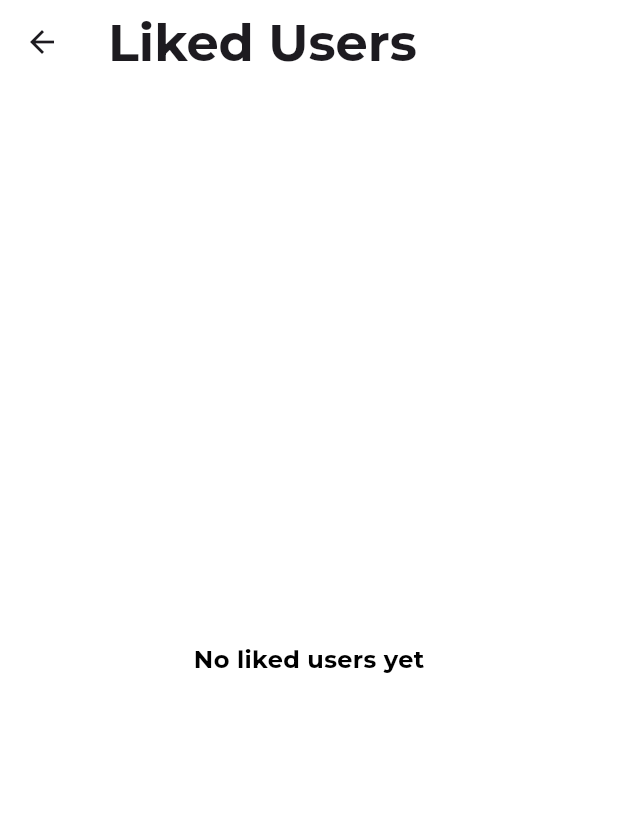
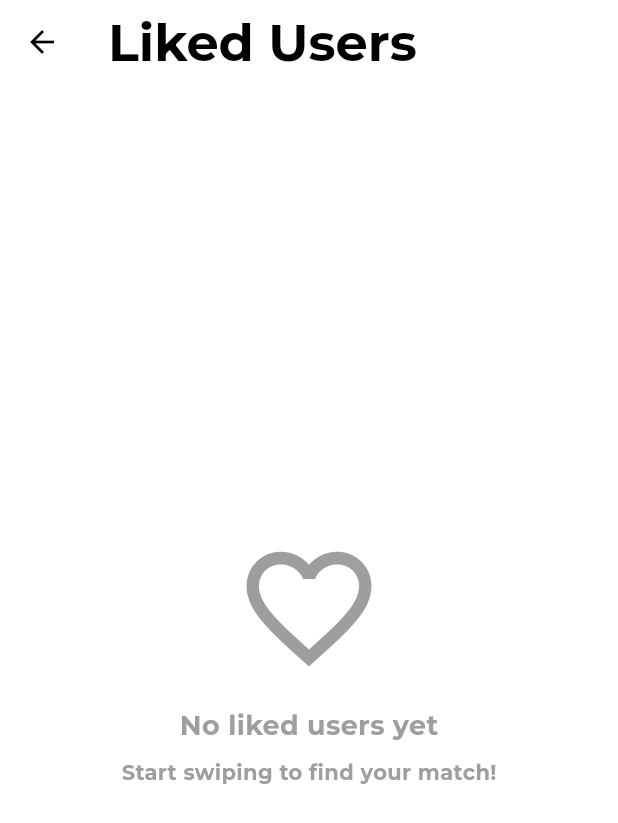
Before and after one commit to Edil-Ayehu/dating_app, a Flutter app: the HomeScreen screen opened directly, after a tap on the "favorite" icon, on a phone screen of 412 x 824 dp. Shown: the top 823 px of the screen. Run offline on Flutter 3.47's test engine with Material 3 defaults, Android fonts, the phone set to English and light mode, and no system bars; our stand-ins replace another_flushbar, cached_network_image, cloud_firestore, curved_navigation_bar, fancy_shimmer_image, firebase_auth and 9 more; missing offline and left inert: swipeable_tile; accounts and stored records are empty.

Commit message:
the UI of LikedUsersScreen is modified.

```diff
--- a/lib/screens/home/home_screen.dart
+++ b/lib/screens/home/home_screen.dart
@@ -283,14 +283,13 @@ class _HomeScreenState extends State<HomeScreen> {
                                 });
                               });
                             }
-                            return filteredUsers.isNotEmpty;
+                            return filteredUsers.length > 1;
                           },
-                          numberOfCardsDisplayed:
-                              filteredUsers.length >= 2 ? 2 : 1,
+                          numberOfCardsDisplayed: 1,
                           backCardOffset: Offset(0, 40),
                           padding: EdgeInsets.symmetric(
                               horizontal: 20, vertical: 20),
-                          isDisabled: filteredUsers.isEmpty,
+                          isDisabled: filteredUsers.length <= 1,
                         ),
                         if (showLikeOverlay)
                           Container(
@@ -306,6 +305,13 @@ class _HomeScreenState extends State<HomeScreen> {
                             child: Center(
                               child: Icon(Icons.close,
                                   size: 100, color: Colors.white),
+                            ),
+                          ),
+                        if (filteredUsers.isEmpty)
+                          Center(
+                            child: Text(
+                              'No more users exist',
+                              style: Theme.of(context).textTheme.bodyMedium,
                             ),
                           ),
                       ],
--- a/lib/screens/liked_users_screen.dart
+++ b/lib/screens/liked_users_screen.dart
@@ -1,4 +1,5 @@
 import 'package:dating_app/export.dart';
+import 'package:flutter_staggered_grid_view/flutter_staggered_grid_view.dart';
 
 class LikedUsersScreen extends StatefulWidget {
   const LikedUsersScreen({super.key});
@@ -60,37 +61,112 @@ class _LikedUsersScreenState extends State<LikedUsersScreen> {
   Widget build(BuildContext context) {
     return Scaffold(
       appBar: AppBar(
+        title: Text('Liked Users', style: TextStyle(color: Colors.black)),
         backgroundColor: Colors.white,
-        title: Text('Liked Users'),
+        elevation: 0,
+        iconTheme: IconThemeData(color: Colors.black),
       ),
       body: isLoading
-          ? Center(child: CircularProgressIndicator())
+          ? Center(
+              child: LoadingAnimationWidget.staggeredDotsWave(
+                color: Theme.of(context).primaryColor,
+                size: 50,
+              ),
+            )
           : likedUsers.isEmpty
-              ? Center(child: Text('No liked users yet'))
-              : ListView.builder(
+              ? _buildEmptyState()
+              : _buildLikedUsersGrid(),
+    );
+  }
+
+  Widget _buildEmptyState() {
+    return Center(
+      child: Column(
+        mainAxisAlignment: MainAxisAlignment.center,
+        children: [
+          Icon(Icons.favorite_border, size: 100, color: Colors.grey),
+          SizedBox(height: 16),
+          Text(
+            'No liked users yet',
+            style: TextStyle(fontSize: 18, color: Colors.grey),
+          ),
+          SizedBox(height: 8),
+          Text(
+            'Start swiping to find your match!',
+            style: TextStyle(fontSize: 14, color: Colors.grey),
+          ),
+        ],
+      ),
+    );
+  }
+
+  Widget _buildLikedUsersGrid() {
+    return MasonryGridView.count(
+      crossAxisCount: 2,
+      mainAxisSpacing: 4,
+      crossAxisSpacing: 4,
       itemCount: likedUsers.length,
       itemBuilder: (context, index) {
         final user = likedUsers[index];
-                    return ListTile(
-                      leading: CircleAvatar(
-                        backgroundImage: user.photoUrls.isNotEmpty
-                            ? NetworkImage(user.photoUrls[0])
-                            : AssetImage('assets/images/6.jpg')
-                                as ImageProvider,
-                      ),
-                      title: Text('${user.name}, ${user.age}'),
-                      subtitle: Text(user.bio),
-                      onTap: () {
-                        Navigator.push(
+        return GestureDetector(
+          onTap: () => Navigator.push(
             context,
             MaterialPageRoute(
               builder: (context) => UserDetailsScreen(user: user),
             ),
+          ),
+          child: Card(
+            shape: RoundedRectangleBorder(
+              borderRadius: BorderRadius.circular(16),
+            ),
+            elevation: 4,
+            child: Column(
+              crossAxisAlignment: CrossAxisAlignment.start,
+              children: [
+                ClipRRect(
+                  borderRadius: BorderRadius.vertical(top: Radius.circular(16)),
+                  child: AspectRatio(
+                    aspectRatio: 1,
+                    child: user.photoUrls.isNotEmpty
+                        ? CachedNetworkImage(
+                            imageUrl: user.photoUrls[0],
+                            fit: BoxFit.cover,
+                            placeholder: (context, url) => Center(
+                              child: CircularProgressIndicator(),
+                            ),
+                            errorWidget: (context, url, error) =>
+                                Icon(Icons.error),
+                          )
+                        : Image.asset('assets/images/6.jpg', fit: BoxFit.cover),
+                  ),
+                ),
+                Padding(
+                  padding: const EdgeInsets.all(8.0),
+                  child: Column(
+                    crossAxisAlignment: CrossAxisAlignment.start,
+                    children: [
+                      Text(
+                        '${user.name}, ${user.age}',
+                        style: TextStyle(
+                          fontSize: 16,
+                          fontWeight: FontWeight.bold,
+                        ),
+                      ),
+                      SizedBox(height: 4),
+                      Text(
+                        user.bio,
+                        style: TextStyle(fontSize: 12),
+                        maxLines: 2,
+                        overflow: TextOverflow.ellipsis,
+                      ),
+                    ],
+                  ),
+                ),
+              ],
+            ),
+          ),
         );
       },
     );
-                  },
-                ),
-    );
   }
 }
--- a/pubspec.yaml
+++ b/pubspec.yaml
@@ -53,6 +53,7 @@ dependencies:
   carousel_slider: ^5.0.0
   cached_network_image: ^3.4.1
   multi_select_flutter: ^4.1.3
+  flutter_staggered_grid_view: ^0.7.0
 
 dev_dependencies:
   flutter_test:
```
Also changed, not shown: pubspec.lock. Lines whose indentation alone changed are shown as unchanged.
